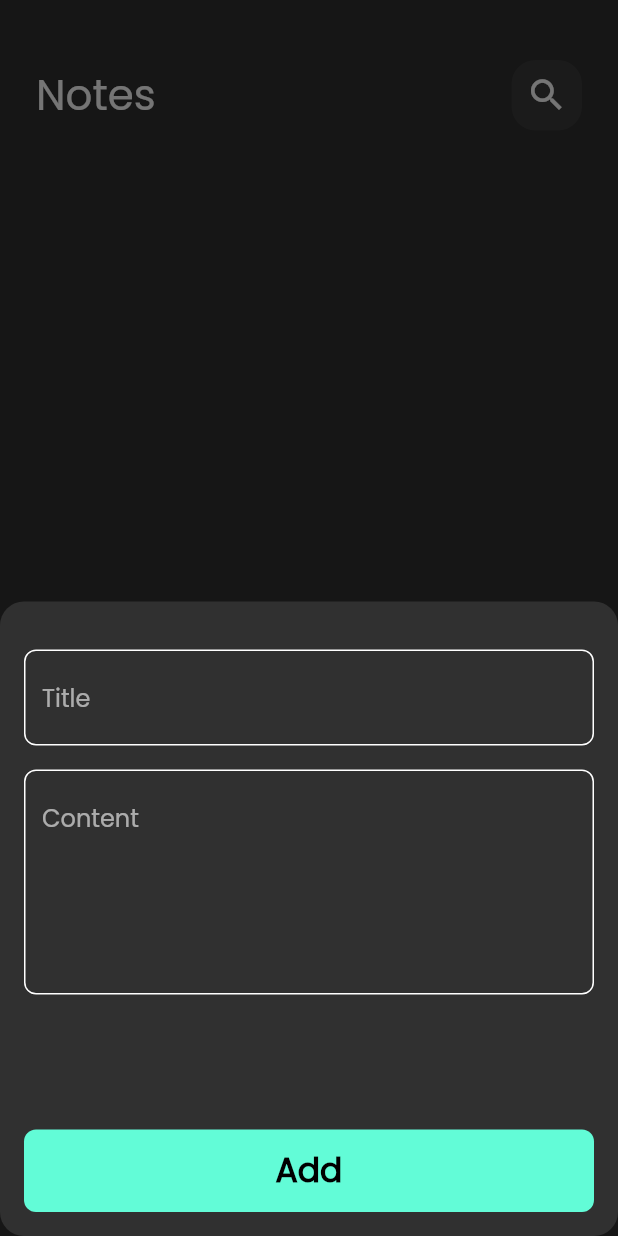
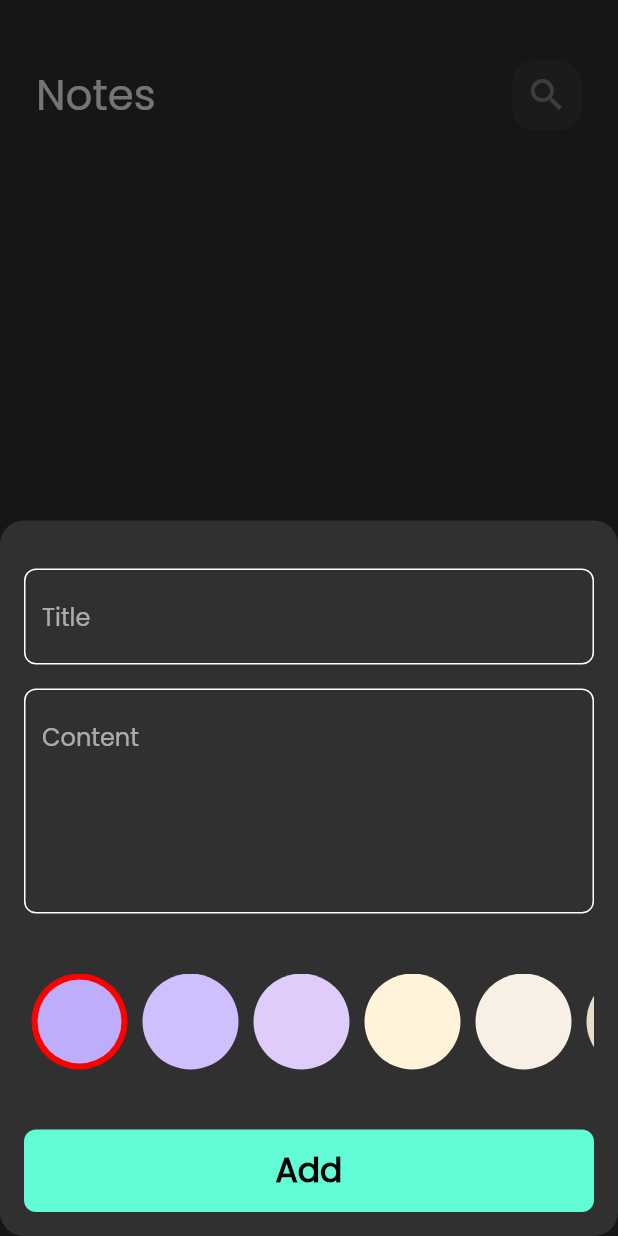
Before and after one commit to abdelbasir22/notes_app, a Flutter app: the screen it shows after launch, after a tap on the "add" icon, on a phone screen of 412 x 824 dp. Run offline on Flutter 3.47's test engine with Material 2 defaults, Android fonts, the phone set to English and light mode, and no system bars; our stand-ins replace bloc, flutter_bloc, font_awesome_flutter, hive, hive_flutter; accounts and stored records are empty.

Commit message:
cerate colors list view

```diff
--- a/lib/models/note_model.dart
+++ b/lib/models/note_model.dart
@@ -5,13 +5,13 @@ part 'note_model.g.dart';
 @HiveType(typeId: 0)
 class NoteModel extends HiveObject {
   @HiveField(0)
-  final String title;
+  String title;
   @HiveField(1)
-  final String subTitle;
+  String subTitle;
   @HiveField(2)
   final String date;
   @HiveField(3)
-  final int color;
+  int color;
 
   NoteModel({
     required this.title,
--- a/lib/views/widgets/add_note_form.dart
+++ b/lib/views/widgets/add_note_form.dart
@@ -3,6 +3,7 @@ import 'package:flutter_bloc/flutter_bloc.dart';
 import 'package:intl/intl.dart';
 import 'package:notes_app/cubits/add_note_cubit/add_note_cubit.dart';
 import 'package:notes_app/models/note_model.dart';
+import 'package:notes_app/views/widgets/colors_list_view.dart';
 import 'package:notes_app/views/widgets/custom_botton.dart';
 import 'package:notes_app/views/widgets/cutom_text_filed.dart';
 
@@ -47,7 +48,11 @@ class _AddNoteFormState extends State<AddNoteForm> {
             maxLines: 5,
           ),
           const SizedBox(
-            height: 90,
+            height: 40,
+          ),
+          const ColorListView(),
+          const SizedBox(
+            height: 40,
           ),
           BlocBuilder<AddNoteCubit, AddNoteState>(
             builder: (context, state) {
--- /dev/null
+++ b/lib/views/widgets/colors_list_view.dart
@@ -0,0 +1,74 @@
+import 'package:flutter/material.dart';
+
+class ColorItem extends StatelessWidget {
+  const ColorItem({super.key, required this.isActive, required this.color});
+
+  final bool isActive;
+  final Color color;
+
+  @override
+  Widget build(BuildContext context) {
+    return isActive
+        ? CircleAvatar(
+            radius: 32,
+            backgroundColor: const Color(0xffFE0000),
+            child: CircleAvatar(
+              radius: 28,
+              backgroundColor: color,
+            ),
+          )
+        : CircleAvatar(
+            radius: 32,
+            backgroundColor: color,
+          );
+  }
+}
+
+class ColorListView extends StatefulWidget {
+  const ColorListView({super.key});
+
+  @override
+  State<ColorListView> createState() => _ColorListViewState();
+}
+
+class _ColorListViewState extends State<ColorListView> {
+  int currentIndex = 0;
+
+  List<Color> colors = const [
+    Color(0xffBEADFA),
+    Color(0xffD0BFFF),
+    Color(0xffDFCCFB),
+    Color(0xffFFF3DA),
+    Color(0xffF8F0E5),
+    Color(0xffEADBC8),
+    Color(0xffF1F0E8),
+    Color(0xffADC4CE),
+    Color(0xff96B6C5),
+    Color(0xff8CABFF),
+    Color(0xff9F91CC),
+  ];
+  @override
+  Widget build(BuildContext context) {
+    return SizedBox(
+      height: 32 * 2,
+      child: ListView.builder(
+          itemCount: 10,
+          scrollDirection: Axis.horizontal,
+          itemBuilder: (context, index) {
+            return Padding(
+              padding: const EdgeInsets.symmetric(horizontal: 5),
+              child: GestureDetector(
+                onTap: () {
+                  currentIndex = index;
+                  setState(() {});
+                },
+                child: ColorItem(
+                  color: colors[index],
+                  isActive: currentIndex == index,
+                ),
+              ),
+            );
+          }),
+    );
+  }
+}
--- a/lib/views/widgets/custom_app_bar.dart
+++ b/lib/views/widgets/custom_app_bar.dart
@@ -3,9 +3,11 @@ import 'package:flutter/widgets.dart';
 import 'package:notes_app/views/widgets/custom_icon.dart';
 
 class CustomAppBar extends StatelessWidget {
-  const CustomAppBar({super.key, required this.title, required this.icon});
+  const CustomAppBar(
+      {super.key, required this.title, required this.icon, this.onPressed});
   final String title;
   final IconData icon;
+  final void Function()? onPressed;
 
   @override
   Widget build(BuildContext context) {
@@ -19,6 +21,7 @@ class CustomAppBar extends StatelessWidget {
           ),
         ),
         CustomIcon(
+          onPressed: onPressed,
           icon: icon,
         ),
       ],
--- a/lib/views/widgets/custom_icon.dart
+++ b/lib/views/widgets/custom_icon.dart
@@ -1,8 +1,9 @@
 import 'package:flutter/material.dart';
 
 class CustomIcon extends StatelessWidget {
-  const CustomIcon({super.key, required this.icon});
+  const CustomIcon({super.key, required this.icon, this.onPressed});
   final IconData icon;
+  final void Function()? onPressed;
 
   @override
   Widget build(BuildContext context) {
@@ -13,8 +14,9 @@ class CustomIcon extends StatelessWidget {
         color: Colors.white.withOpacity(.05),
         borderRadius: BorderRadius.circular(16),
       ),
-      child: Center(
-        child: Icon(
+      child: IconButton(
+        onPressed: onPressed,
+        icon: Icon(
           icon,
           size: 28,
         ),
--- a/lib/views/widgets/custom_note_item.dart
+++ b/lib/views/widgets/custom_note_item.dart
@@ -23,7 +23,9 @@ class NoteItem extends StatelessWidget {
           context,
           MaterialPageRoute(
             builder: (context) {
-              return const EditNoteView();
+              return EditNoteView(
+                note: note,
+              );
             },
           ),
         );
--- a/lib/views/widgets/cutom_text_filed.dart
+++ b/lib/views/widgets/cutom_text_filed.dart
@@ -3,15 +3,21 @@ import 'package:notes_app/constants.dart';
 
 class CustomTextFiled extends StatelessWidget {
   const CustomTextFiled(
-      {super.key, required this.hint, this.maxLines = 1, this.onSaved});
+      {super.key,
+      required this.hint,
+      this.maxLines = 1,
+      this.onSaved,
+      this.onChanged});
   final String hint;
   final int maxLines;
 
   final void Function(String?)? onSaved;
+  final void Function(String)? onChanged;
 
   @override
   Widget build(BuildContext context) {
     return TextFormField(
+      onChanged: onChanged,
       onSaved: onSaved,
       validator: (value) {
         if (value?.isEmpty ?? true) {
```
Also changed, not shown: lib/views/edit_note_view.dart (+8 -3 lines), lib/views/widgets/edit_note_view_body.dart (+34 -9 lines).
